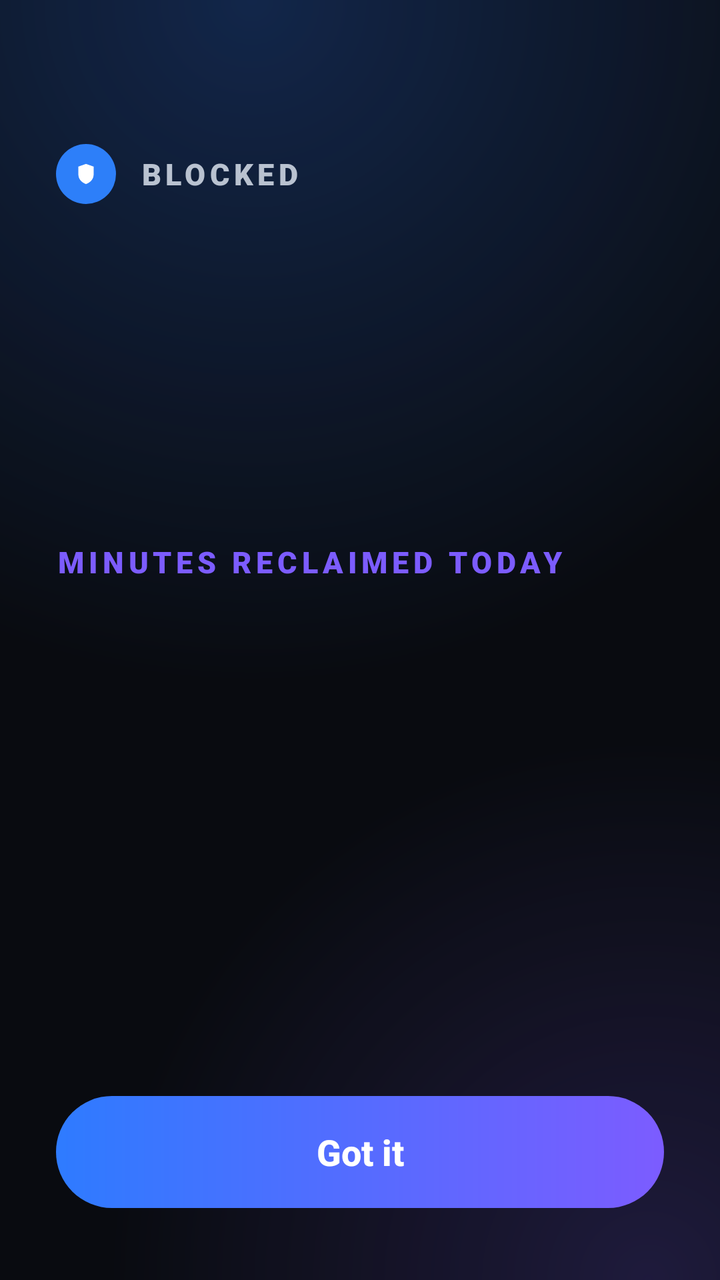
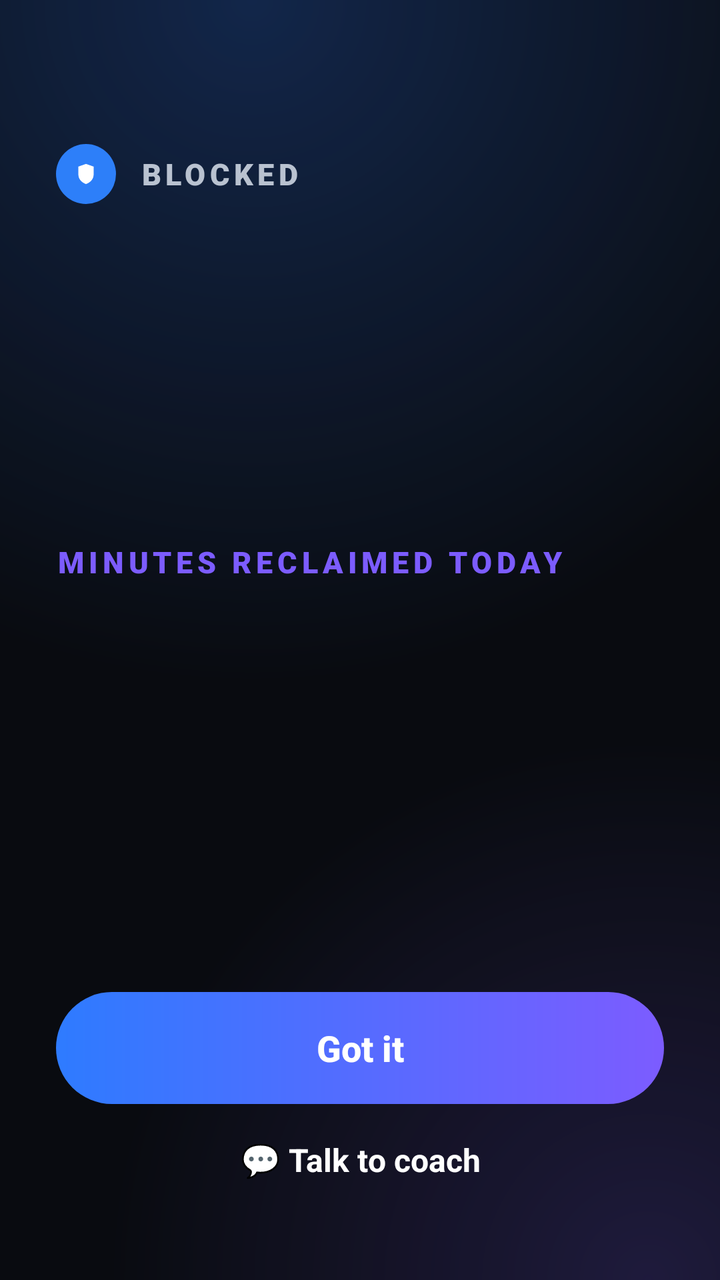

The first picture is an Android layout as it rendered before a commit; the second is the same layout after the commit. The layout source and the unified diff follow.
<!-- AndroidManifest.xml: application theme Theme.AppBlocker -->
<!-- res/layout/overlay_block.xml -->
<?xml version="1.0" encoding="utf-8"?>
<FrameLayout xmlns:android="http://schemas.android.com/apk/res/android"
    android:layout_width="match_parent"
    android:layout_height="match_parent"
    android:background="@drawable/overlay_bg"
    android:clickable="true"
    android:focusable="true">

    <LinearLayout
        android:layout_width="match_parent"
        android:layout_height="match_parent"
        android:orientation="vertical"
        android:paddingHorizontal="28dp"
        android:paddingTop="72dp"
        android:paddingBottom="36dp">

        <ScrollView
            android:id="@+id/overlay_scroll"
            android:layout_width="match_parent"
            android:layout_height="0dp"
            android:layout_weight="1"
            android:fillViewport="true"
            android:scrollbars="none">

            <LinearLayout
                android:layout_width="match_parent"
                android:layout_height="wrap_content"
                android:orientation="vertical">

                
                <LinearLayout
                    android:id="@+id/el_kicker"
                    android:layout_width="wrap_content"
                    android:layout_height="wrap_content"
                    android:orientation="horizontal"
                    android:gravity="center_vertical">

                    <FrameLayout
                        android:id="@+id/overlay_badge_bg"
                        android:layout_width="30dp"
                        android:layout_height="30dp"
                        android:background="@drawable/overlay_badge">

                        <ImageView
                            android:layout_width="18dp"
                            android:layout_height="18dp"
                            android:layout_gravity="center"
                            android:src="@drawable/ic_shield_white"
                            android:contentDescription="@null" />
                    </FrameLayout>

                    <TextView
                        android:id="@+id/overlay_title"
                        android:layout_width="wrap_content"
                        android:layout_height="wrap_content"
                        android:layout_marginStart="12dp"
                        android:text="@string/block_title"
                        android:textAllCaps="true"
                        android:letterSpacing="0.14"
                        android:fontFamily="sans-serif-black"
                        android:textColor="@color/block_text_secondary"
                        android:textSize="15sp" />
                </LinearLayout>

                
                <LinearLayout
                    android:id="@+id/el_number"
                    android:layout_width="wrap_content"
                    android:layout_height="wrap_content"
                    android:orientation="vertical">

                    <TextView
                        android:id="@+id/overlay_stat_number"
                        android:layout_width="wrap_content"
                        android:layout_height="wrap_content"
                        android:layout_marginTop="28dp"
                        android:fontFamily="serif"
                        android:textColor="@color/block_text_primary"
                        android:textSize="120sp"
                        android:includeFontPadding="false" />

                    <TextView
                        android:id="@+id/overlay_stat_label"
                        android:layout_width="wrap_content"
                        android:layout_height="wrap_content"
                        android:text="@string/block_minutes_reclaimed"
                        android:textAllCaps="true"
                        android:letterSpacing="0.15"
                        android:fontFamily="sans-serif-black"
                        android:textColor="@color/block_accent"
                        android:textSize="15sp" />

                </LinearLayout>

                
                <LinearLayout
                    android:id="@+id/el_quote"
                    android:layout_width="match_parent"
                    android:layout_height="0dp"
                    android:layout_weight="1"
                    android:orientation="vertical"
                    android:gravity="center_vertical">

                    <TextView
                        android:id="@+id/overlay_quote"
                        android:layout_width="match_parent"
                        android:layout_height="wrap_content"
                        android:fontFamily="serif"
                        android:textColor="@color/block_text_primary"
                        android:textSize="38sp"
                        android:lineSpacingMultiplier="1.12" />

                    <TextView
                        android:id="@+id/overlay_quote_author"
                        android:layout_width="wrap_content"
                        android:layout_height="wrap_content"
                        android:layout_marginTop="18dp"
                        android:textAllCaps="true"
                        android:letterSpacing="0.1"
                        android:fontFamily="sans-serif-black"
                        android:textColor="@color/block_accent"
                        android:textSize="17sp" />
                </LinearLayout>

                
                <LinearLayout
                    android:id="@+id/el_app"
                    android:layout_width="match_parent"
                    android:layout_height="wrap_content"
                    android:orientation="horizontal"
                    android:gravity="center_vertical"
                    android:layout_marginBottom="24dp">

                    <ImageView
                        android:id="@+id/overlay_icon"
                        android:layout_width="48dp"
                        android:layout_height="48dp"
                        android:contentDescription="@null" />

                    <LinearLayout
                        android:layout_width="0dp"
                        android:layout_weight="1"
                        android:layout_height="wrap_content"
                        android:layout_marginStart="14dp"
                        android:orientation="vertical">

                        <TextView
                            android:id="@+id/overlay_subtitle"
                            android:layout_width="wrap_content"
                            android:layout_height="wrap_content"
                            android:fontFamily="sans-serif-medium"
                            android:textColor="@color/block_text_primary"
                            android:textSize="17sp" />
                    </LinearLayout>
                </LinearLayout>
            </LinearLayout>
        </ScrollView>

        <Button
            android:id="@+id/overlay_close"
            android:layout_width="match_parent"
            android:layout_height="56dp"
            android:background="@drawable/overlay_btn"
            android:text="@string/block_got_it"
            android:textAllCaps="false"
            android:textColor="@color/block_text_primary"
            android:textSize="18sp"
            android:textStyle="bold"
            android:stateListAnimator="@null" />
    </LinearLayout>
</FrameLayout>
<!-- resources referenced by this layout -->
<resources>
  <color name="block_accent">#7C5CFF</color>
  <color name="block_text_primary">#FFFFFF</color>
  <color name="block_text_secondary">#B9C2D0</color>
  <!-- drawable ic_shield_white (drawable) -->
  <?xml version="1.0" encoding="utf-8"?>
  <vector xmlns:android="http://schemas.android.com/apk/res/android"
      android:width="72dp"
      android:height="72dp"
      android:viewportWidth="72"
      android:viewportHeight="72">
  
      <path
          android:fillColor="#FFFFFFFF"
          android:pathData="M36,15.83 L51.33,21.17 L51.33,36.5 C51.33,46.5 44.67,52.83 36,56.17 C27.33,52.83 20.67,46.5 20.67,36.5 L20.67,21.17 Z" />
  </vector>
  <!-- drawable overlay_badge (drawable) -->
  <?xml version="1.0" encoding="utf-8"?>
  <shape xmlns:android="http://schemas.android.com/apk/res/android" android:shape="oval">
      <solid android:color="#2D7FF9" />
  </shape>
  <!-- drawable overlay_bg (drawable) -->
  <?xml version="1.0" encoding="utf-8"?>
  <layer-list xmlns:android="http://schemas.android.com/apk/res/android">
      <item>
          <shape android:shape="rectangle">
              <solid android:color="#090B10" />
          </shape>
      </item>
      <item>
          <shape android:shape="rectangle">
              <gradient
                  android:type="radial"
                  android:centerX="0.35"
                  android:centerY="0"
                  android:gradientRadius="95%p"
                  android:startColor="#3D2E7BFF"
                  android:endColor="#00090B10" />
          </shape>
      </item>
      <item>
          <shape android:shape="rectangle">
              <gradient
                  android:type="radial"
                  android:centerX="0.9"
                  android:centerY="1"
                  android:gradientRadius="75%p"
                  android:startColor="#2E7C5CFF"
                  android:endColor="#00090B10" />
          </shape>
      </item>
  </layer-list>
  <!-- drawable overlay_btn (drawable) -->
  <?xml version="1.0" encoding="utf-8"?>
  <ripple xmlns:android="http://schemas.android.com/apk/res/android"
      android:color="#40FFFFFF">
      <item>
          <shape android:shape="rectangle">
              <gradient
                  android:angle="0"
                  android:startColor="#2E7BFF"
                  android:endColor="#7C5CFF" />
              <corners android:radius="28dp" />
          </shape>
      </item>
  </ripple>
  <string name="block_got_it">Got it</string>
  <string name="block_minutes_reclaimed">Minutes reclaimed today</string>
  <string name="block_title">Blocked</string>
  <style name="Theme.AppBlocker" parent="@android:style/Theme.Material.Light.NoActionBar">
          <item name="android:windowBackground">@color/window_bg</item>
      </style>
  <color name="window_bg">#F5F7FB</color>
</resources>

<!-- the commit's change to res/layout/overlay_block.xml (unified diff, before → after) -->
@@ -167,5 +167,19 @@
             android:textSize="18sp"
             android:textStyle="bold"
             android:stateListAnimator="@null" />
+
+        
+        <TextView
+            android:id="@+id/overlay_coach"
+            android:layout_width="match_parent"
+            android:layout_height="48dp"
+            android:layout_marginTop="4dp"
+            android:clickable="true"
+            android:focusable="true"
+            android:gravity="center"
+            android:text="@string/block_talk_to_coach"
+            android:textColor="@color/block_text_primary"
+            android:textSize="16sp"
+            android:textStyle="bold" />
     </LinearLayout>
 </FrameLayout>
<!-- resource entries referenced after the edit -->
@@ -67,6 +67,7 @@
   </ripple>
   <string name="block_got_it">Got it</string>
   <string name="block_minutes_reclaimed">Minutes reclaimed today</string>
+  <string name="block_talk_to_coach">💬 Talk to coach</string>
   <string name="block_title">Blocked</string>
   <style name="Theme.AppBlocker" parent="@android:style/Theme.Material.Light.NoActionBar">
           <item name="android:windowBackground">@color/window_bg</item>
